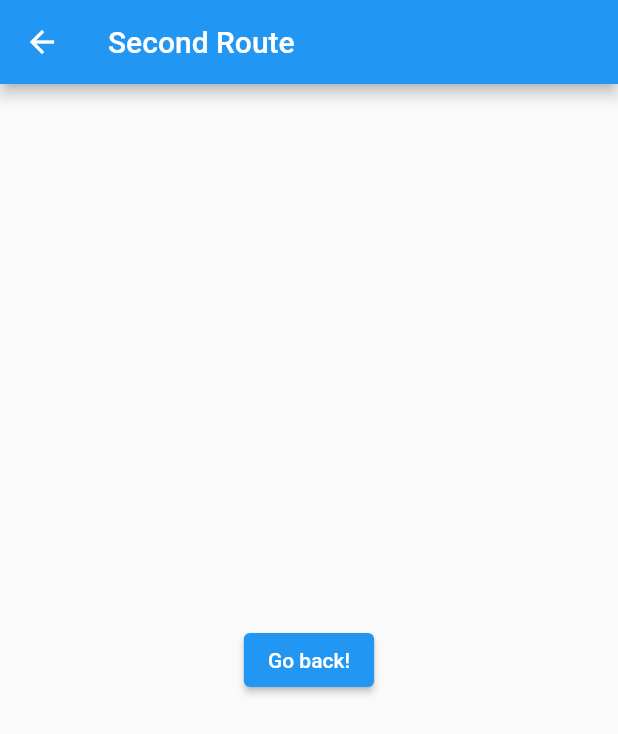
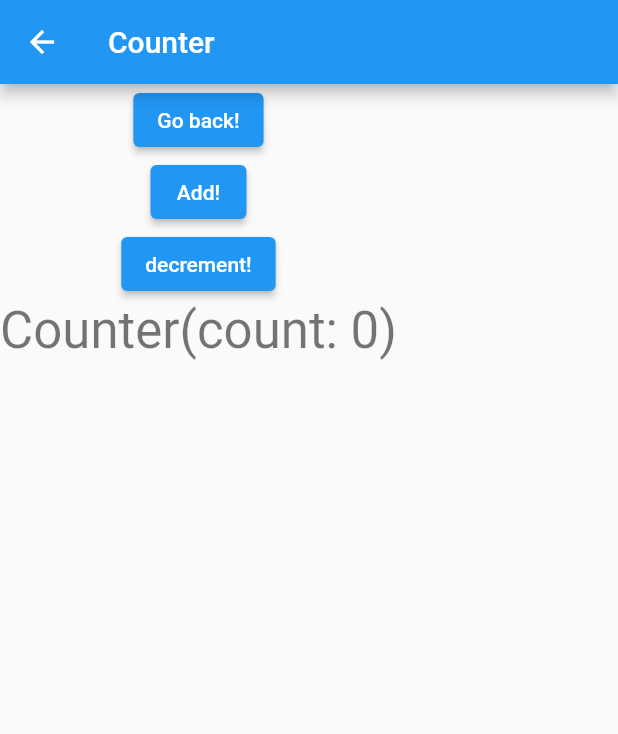
Before and after one commit to K-Sato1995/flutter_sandbox, a Flutter app: the screen it shows after launch, after a tap on "counter", on a phone screen of 412 x 824 dp. Shown: the top 734 px of the screen. Run offline on Flutter 3.47's test engine with Material 2 defaults, Android fonts, the phone set to English and light mode, and no system bars; our stand-ins replace flutter_riverpod, freezed_annotation.

Commit message:
Add counter stuff

```diff
--- a/lib/app.dart
+++ b/lib/app.dart
@@ -37,7 +37,7 @@ class MyHomePage extends ConsumerWidget {
             onPressed: () {
               Navigator.push(
                 context,
-                MaterialPageRoute(builder: (context) => const SecondRoute()),
+                MaterialPageRoute(builder: (context) => const CounterPage()),
               );
             },
             child: const Text('counter'),
--- /dev/null
+++ b/lib/models/counter.dart
@@ -0,0 +1,16 @@
+// ignore: unused_import
+import 'package:flutter/foundation.dart';
+import 'package:freezed_annotation/freezed_annotation.dart';
+
+part 'counter.freezed.dart';
+part 'counter.g.dart';
+
+@freezed
+class Counter with _$Counter {
+  const factory Counter({
+    @Default(0) int count,
+  }) = _Counter;
+
+  factory Counter.fromJson(Map<String, Object?> json) =>
+      _$CounterFromJson(json);
+}
--- a/lib/ui/counter_page.dart
+++ b/lib/ui/counter_page.dart
@@ -1,22 +1,42 @@
 import 'package:flutter/material.dart';
+import 'package:flutter_riverpod/flutter_riverpod.dart';
+import 'package:riverpod_test/viewModels/counter_view_model.dart';
 
-class SecondRoute extends StatelessWidget {
-  const SecondRoute({super.key});
+class CounterPage extends ConsumerWidget {
+  const CounterPage({super.key});
 
   @override
-  Widget build(BuildContext context) {
+  Widget build(BuildContext context, WidgetRef ref) {
+    final counter = ref.watch(counterNotifierProvider);
+    final notifier = ref.watch(counterNotifierProvider.notifier);
     return Scaffold(
       appBar: AppBar(
-        title: const Text('Second Route'),
+        title: const Text('Counter'),
       ),
-      body: Center(
-        child: ElevatedButton(
+      body: Column(children: [
+        ElevatedButton(
           onPressed: () {
             Navigator.pop(context);
           },
           child: const Text('Go back!'),
         ),
-      ),
+        ElevatedButton(
+          onPressed: () {
+            notifier.increment();
+          },
+          child: const Text('Add!'),
+        ),
+        ElevatedButton(
+          onPressed: () {
+            notifier.decrement();
+          },
+          child: const Text('decrement!'),
+        ),
+        Text(
+          '$counter',
+          style: Theme.of(context).textTheme.headline4,
+        ),
+      ]),
     );
   }
 }
--- /dev/null
+++ b/lib/viewModels/counter_view_model.dart
@@ -0,0 +1,18 @@
+import 'package:flutter_riverpod/flutter_riverpod.dart';
+import 'package:riverpod_test/models/counter.dart';
+
+class CounterNotifier extends StateNotifier<Counter> {
+  CounterNotifier() : super(const Counter());
+
+  void increment() {
+    state = state.copyWith(count: state.count + 1);
+  }
+
+  void decrement() {
+    state = state.copyWith(count: state.count - 1);
+  }
+}
+
+final counterNotifierProvider = StateNotifierProvider<CounterNotifier, Counter>(
+  (ref) => CounterNotifier(),
+);
```
Also changed, not shown: lib/models/counter.freezed.dart (added), lib/models/counter.g.dart (added).
